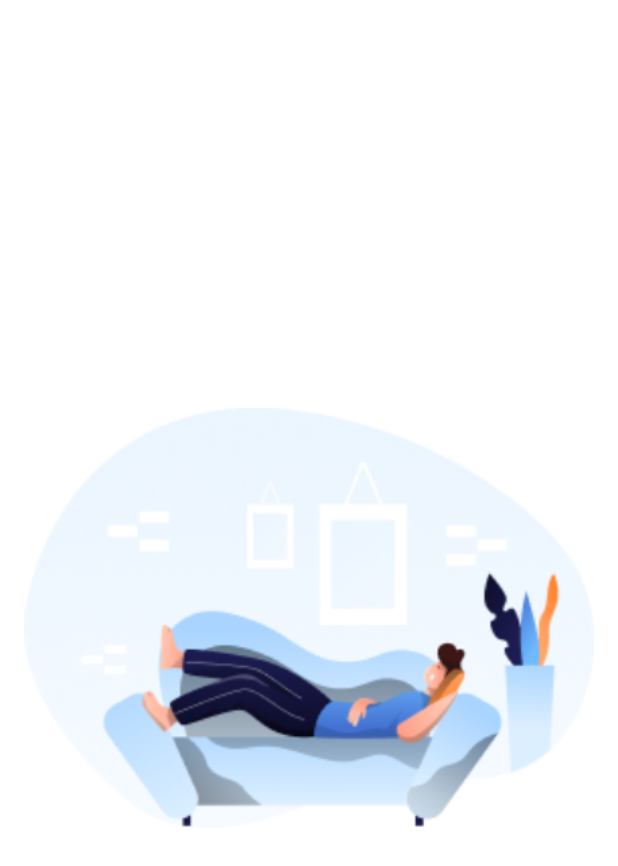
After one commit to Redouane64/Not-Forget, an Android app: the layout task_empty_item.xml on its own in the app's theme, with its tools: preview values and no code run, on a phone screen of 412 x 824 dp. The commit adds this screen. Shown: the top 866 px of the screen. Run offline under Robolectric (Android 15) with nearby library versions, the phone set to English and light mode, and no system bars.

Commit message:
implement loading, empty list placeholder and tasks list

```diff
--- a/app/src/main/java/com/github/redouane64/TasksActivity.kt
+++ b/app/src/main/java/com/github/redouane64/TasksActivity.kt
@@ -24,9 +24,9 @@ class TasksActivity : AppCompatActivity(), TasksView {
         this.presenter = presenter;
     }
 
-    override fun createList(list: List<Task>) {
+    override fun createTasksList(list: List<Task>, tasksPresenter: TasksPresenter) {
         tasksList.layoutManager = LinearLayoutManager(this);
-        tasksList.adapter = TasksListAdapter(list);
+        tasksList.adapter = TasksListAdapter(list, tasksPresenter);
     }
 
     override fun onCreate(savedInstanceState: Bundle?) {
--- a/app/src/main/java/com/github/redouane64/views/tasks/TasksView.kt
+++ b/app/src/main/java/com/github/redouane64/views/tasks/TasksView.kt
@@ -5,5 +5,5 @@ import com.github.redouane64.presenters.tasks.TasksPresenter
 import com.github.redouane64.views.BaseView
 
 interface TasksView : BaseView<TasksPresenter> {
-    fun createList(list: List<Task>);
+    fun createTasksList(list: List<Task>, tasksPresenter: TasksPresenter);
 }
--- /dev/null
+++ b/app/src/main/res/layout/task_empty_item.xml
@@ -0,0 +1,11 @@
+<?xml version="1.0" encoding="utf-8"?>
+<LinearLayout xmlns:android="http://schemas.android.com/apk/res/android"
+    android:orientation="vertical" android:layout_width="match_parent"
+    android:layout_height="match_parent"
+    android:background="@color/white">
+    <ImageView
+        android:layout_width="match_parent"
+        android:layout_height="match_parent"
+        android:src="@drawable/empty_list_placeholder"
+        android:padding="@dimen/placeholder_padding"/>
+</LinearLayout>
--- a/app/src/main/res/values/dimens.xml
+++ b/app/src/main/res/values/dimens.xml
@@ -1,4 +1,5 @@
 <resources>
     <dimen name="fab_margin">16dp</dimen>
     <dimen name="title_size">24sp</dimen>
+    <dimen name="placeholder_padding">16dp</dimen>
 </resources>
```
Also changed, not shown: app/src/main/java/com/github/redouane64/infrastructure/LoadingTasksViewHolder.kt (added, +8 -0 lines), app/src/main/java/com/github/redouane64/infrastructure/NoTasksViewHolder.kt (added, +8 -0 lines), app/src/main/java/com/github/redouane64/infrastructure/TasksListAdapter.kt (+36 -10 lines), app/src/main/java/com/github/redouane64/presenters/tasks/TasksPresenter.kt (+8 -2 lines), app/src/main/res/layout/task_loading_item.xml (added, +9 -0 lines), app/src/main/res/drawable-v24/empty_list_placeholder.png (added).
